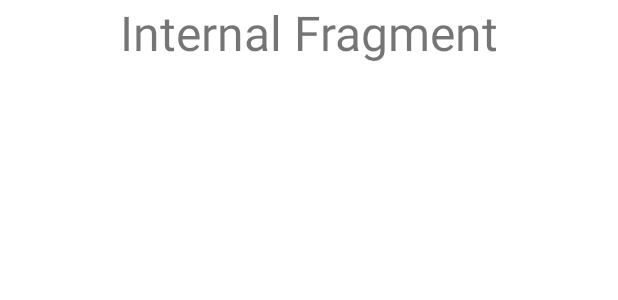
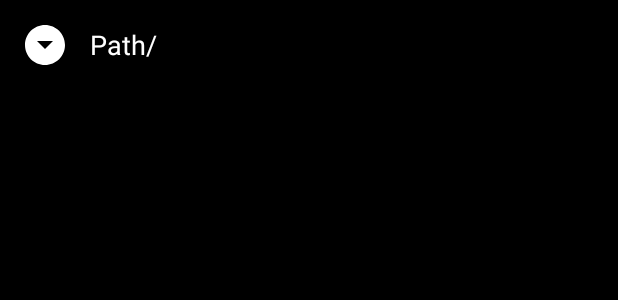
Before and after one commit to SEKI-YUTA/Android_FileManager, an Android app: the layout fragment_internal.xml on its own in the app's theme, with its tools: preview values and no code run, on a phone screen of 412 x 824 dp. Shown: the top 300 px of the screen. Run offline under Robolectric (Android 15) with nearby library versions, the phone set to English and light mode, and no system bars.

Commit message:
around 16min of part2 video

```diff
--- a/app/build.gradle
+++ b/app/build.gradle
@@ -35,4 +35,8 @@ dependencies {
     testImplementation 'junit:junit:4.13.2'
     androidTestImplementation 'androidx.test.ext:junit:1.1.3'
     androidTestImplementation 'androidx.test.espresso:espresso-core:3.4.0'
+
+    // added
+    implementation 'com.karumi:dexter:6.2.2'
+    // end of added
 }
--- a/app/src/main/AndroidManifest.xml
+++ b/app/src/main/AndroidManifest.xml
@@ -1,6 +1,8 @@
 <?xml version="1.0" encoding="utf-8"?>
 <manifest xmlns:android="http://schemas.android.com/apk/res/android"
     package="com.example.filemanager">
+    <uses-permission android:name="android.permission.READ_EXTERNAL_STORAGE"/>
+    <uses-permission android:name="android.permission.WRITE_EXTERNAL_STORAGE"/>
 
     <application
         android:allowBackup="true"
--- /dev/null
+++ b/app/src/main/res/drawable/ic_dropdown.xml
@@ -0,0 +1,5 @@
+<vector android:height="24dp" android:tint="#FFFFFF"
+    android:viewportHeight="24" android:viewportWidth="24"
+    android:width="24dp" xmlns:android="http://schemas.android.com/apk/res/android">
+    <path android:fillColor="@android:color/white" android:pathData="M12,2C6.48,2 2,6.48 2,12s4.48,10 10,10 10,-4.48 10,-10S17.52,2 12,2zM12,14l-4,-4h8l-4,4z"/>
+</vector>
--- a/app/src/main/res/layout/fragment_internal.xml
+++ b/app/src/main/res/layout/fragment_internal.xml
@@ -1,15 +1,39 @@
 <?xml version="1.0" encoding="utf-8"?>
 <LinearLayout xmlns:android="http://schemas.android.com/apk/res/android"
     android:layout_width="match_parent"
-    android:layout_height="match_parent">
+    android:layout_height="match_parent"
+    android:background="@color/black"
+    android:orientation="vertical">
 
-    <TextView
-        android:text="Internal Fragment"
-        android:textSize="32sp"
-        android:gravity="center"
+    <LinearLayout
         android:layout_width="match_parent"
-        android:layout_height="wrap_content">
+        android:layout_height="60dp">
 
-    </TextView>
+        <ImageView
+            android:id="@+id/img_back"
+            android:layout_width="60dp"
+            android:layout_height="60dp"
+            android:padding="14dp"
+            android:src="@drawable/ic_dropdown">
+
+        </ImageView>
+        <TextView
+            android:id="@+id/tv_pathHolder"
+            android:text="Path/"
+            android:textColor="@color/white"
+            android:textSize="18sp"
+            android:gravity="center_vertical"
+            android:layout_width="match_parent"
+            android:layout_height="60dp"></TextView>
+
+    </LinearLayout>
+
+    <androidx.recyclerview.widget.RecyclerView
+        android:id="@+id/recycler_internal"
+        android:layout_width="match_parent"
+        android:layout_height="match_parent">
+
+    </androidx.recyclerview.widget.RecyclerView>
+
 
 </LinearLayout>
```
Also changed, not shown: app/src/main/java/com/example/filemanager/Fragments/InternalFragment.java (+72 -0 lines).
